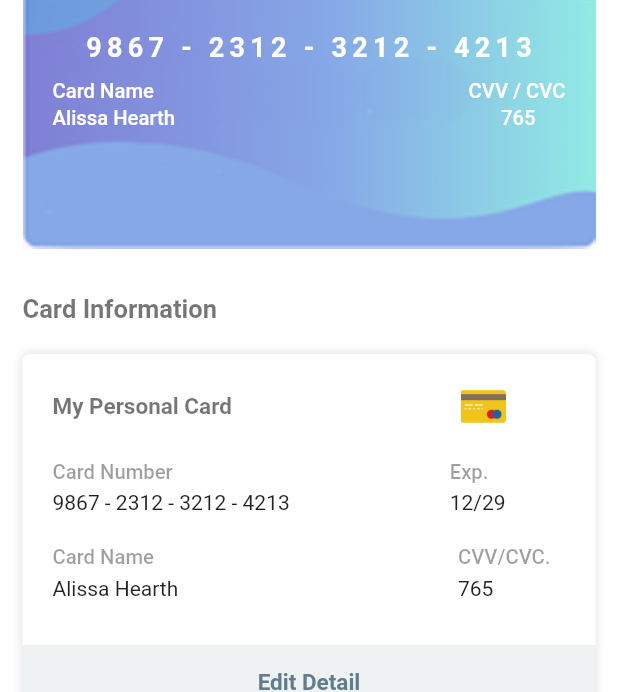
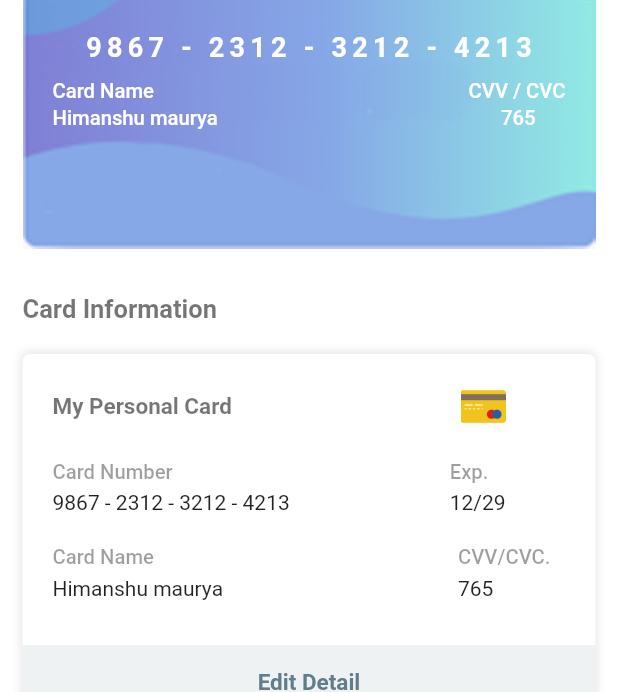
Before and after one commit to codingstark-dev/flutter-eCommerce, a Flutter app: the screen it shows once a user with an empty profile is signed in, item 4 of the bottom bar chosen, after a tap on "Payments", on a phone screen of 412 x 824 dp. Shown: the part 180-872 px from the top of the screen. Run offline on Flutter 3.47's test engine with Material 2 defaults, Android fonts, the phone set to English and light mode, and no system bars; our stand-ins replace cloud_firestore, firebase_auth, flutter_rating, flutter_slidable, fluttertoast, google_sign_in and 2 more; missing offline and left inert: flutter_facebook_login; accounts and stored records are empty; network calls fail; Roboto replaces fonts that are missing (Gotik); statements that could not run were skipped.

Commit message:
added construction

```diff
--- a/lib/UI/AcountUIComponent/CreditCardSetting.dart
+++ b/lib/UI/AcountUIComponent/CreditCardSetting.dart
@@ -18,7 +18,7 @@ var _txtCustomSub = TextStyle(
 
 /// Declare example Credit Card
 String numberCC = "9867 - 2312 - 3212 - 4213";
-String nameCC = "Alissa Hearth";
+String nameCC = "Himanshu maurya";
 String cvvCC = "765";
 
 class CreditCardSetting extends StatefulWidget {
--- a/lib/UI/BottomNavigationBar.dart
+++ b/lib/UI/BottomNavigationBar.dart
@@ -1,4 +1,5 @@
 import 'package:flutter/material.dart';
+import 'package:fluttertoast/fluttertoast.dart';
 import 'package:provider/provider.dart';
 
 import 'package:shooops/UI/BrandUIComponent/BrandLayout.dart';
@@ -22,7 +23,14 @@ class _bottomNavigationBarState extends State<bottomNavigationBar> {
       case 0:
         return Menu();
       case 1:
-        return brand();
+      return Container(
+        child: Center(
+          child: FlatButton(onPressed: (){
+Fluttertoast.showToast(msg: 'Working ON It');
+          },child: Text("Under Construction"),),
+        ),
+      );
+        // return brand();
       case 2:
         return Cart();
       case 3:
```
